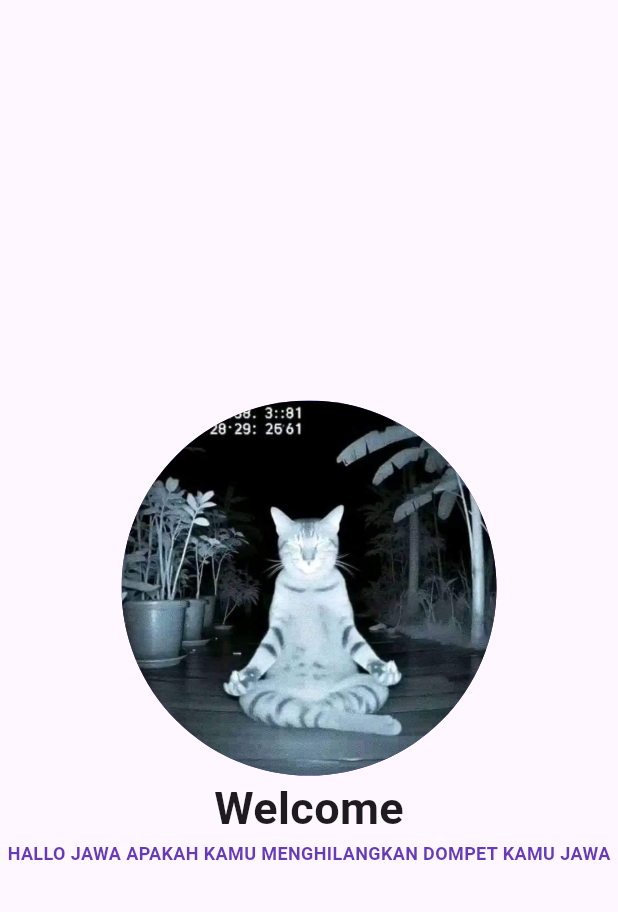
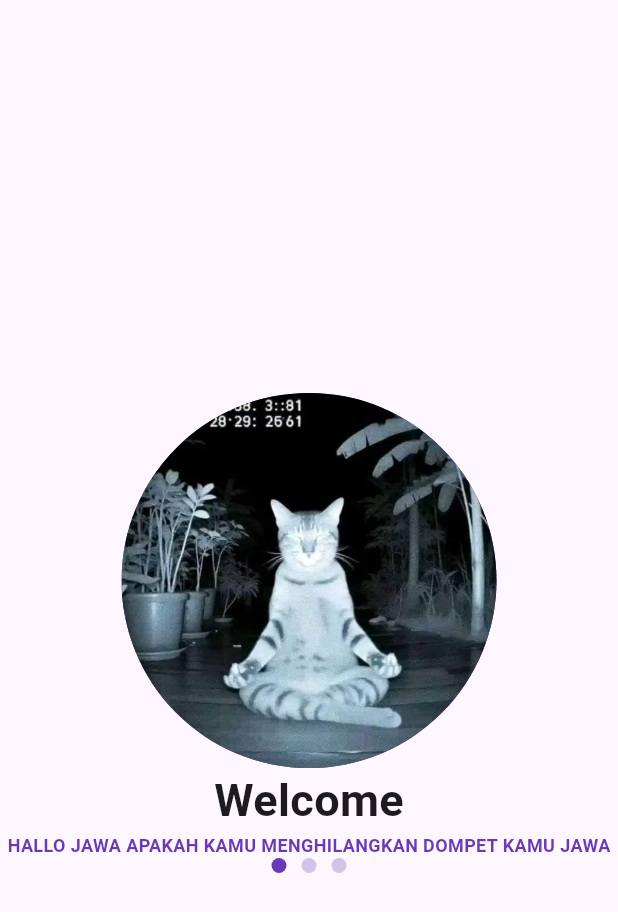
Before and after one commit to IhzaAnasrulloh/KB1179-1123150007-uts, a Flutter app: the screen it shows after launch, on a phone screen of 412 x 824 dp. Shown: the top 912 px of the screen. Run offline on Flutter 3.47's test engine with Material 3 defaults, Android fonts, the phone set to English and light mode, and no system bars.

Commit message:
menambahkan titik tiga

```diff
--- a/lib/Screen/splash_screen_1.dart
+++ b/lib/Screen/splash_screen_1.dart
@@ -38,6 +38,37 @@ class MySplashScreen extends StatelessWidget {
               fontWeight: FontWeight.bold
             ),
             ),
+            Row(
+              mainAxisAlignment: MainAxisAlignment.center,
+              children: [
+                Container(
+              height: 10,
+              width: 10,
+              decoration: BoxDecoration(
+                color: Colors.deepPurple,
+                shape: BoxShape.circle,
+                ),
+              ),
+              SizedBox(width: 10),
+                Container(
+              height: 10,
+              width: 10,
+              decoration: BoxDecoration(
+                color: Colors.deepPurple[100]!,
+                shape: BoxShape.circle,
+                ),
+              ),
+                SizedBox(width: 10),
+                Container(
+              height: 10,
+              width: 10,
+              decoration: BoxDecoration(
+                color: Colors.deepPurple[100]!,
+                shape: BoxShape.circle,
+                ),
+              ),
+              ],
+            ),
           ],
         ),
       ),
```
